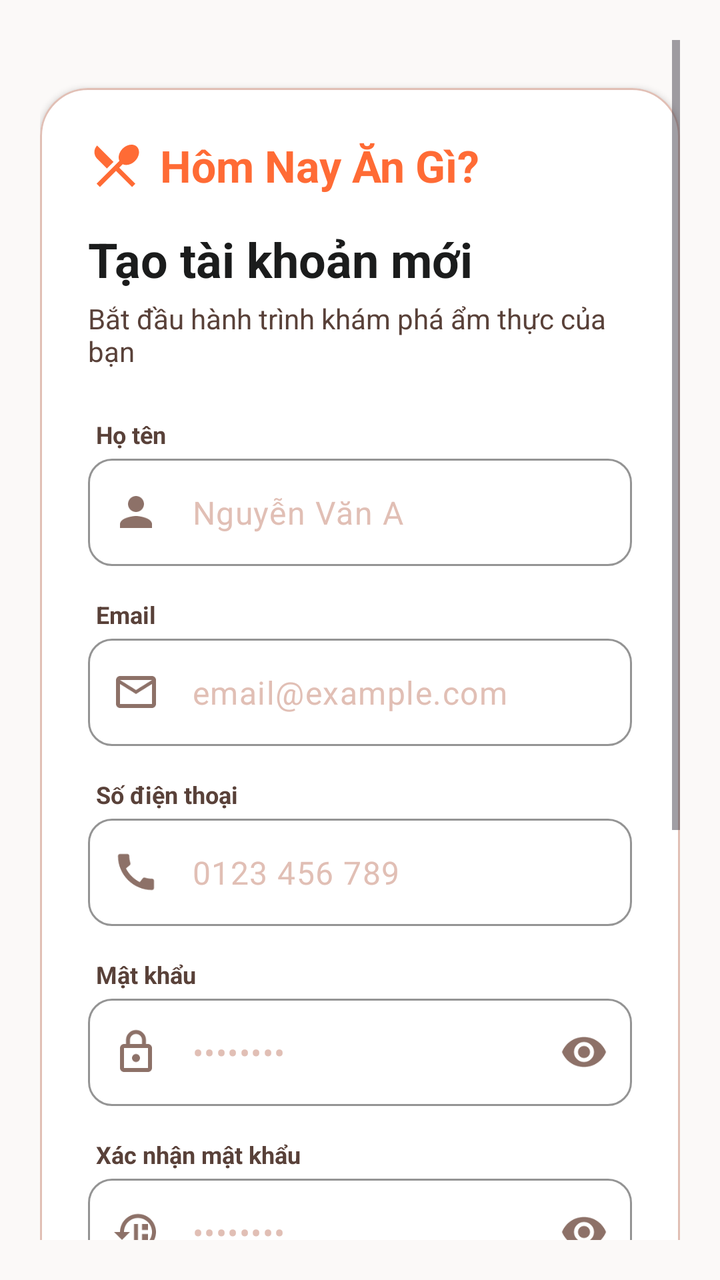
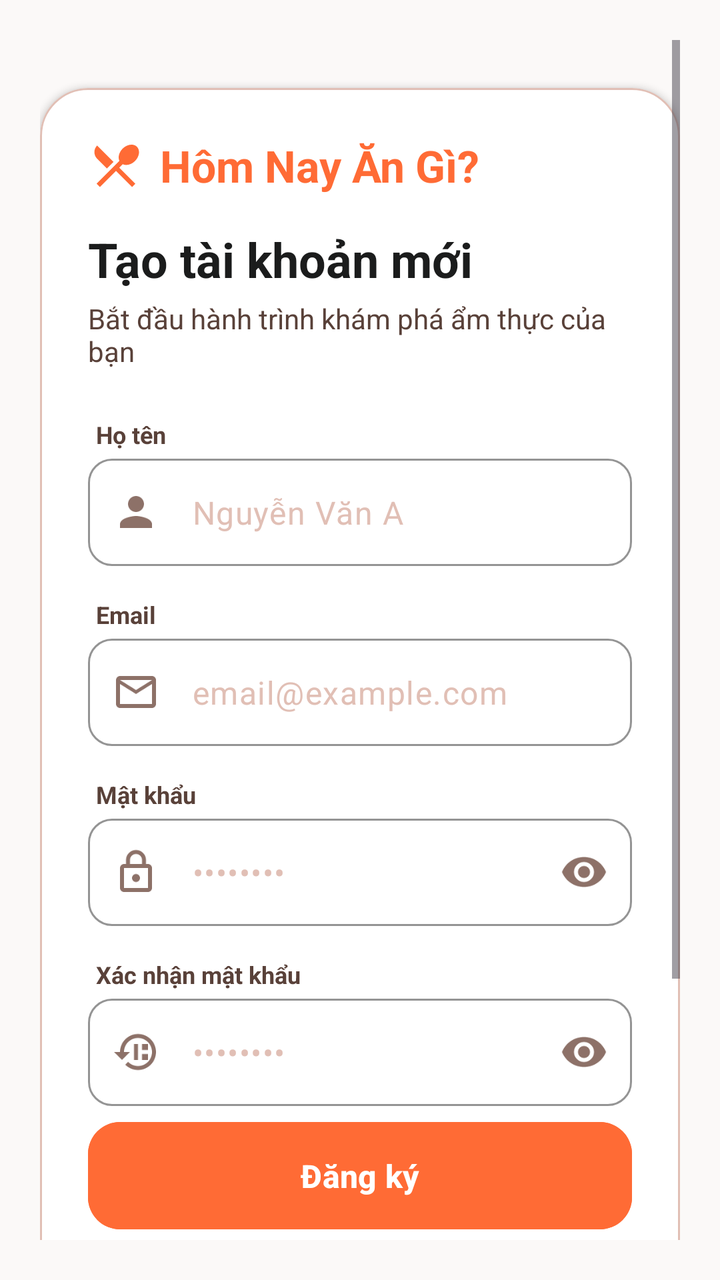

Before-and-after screenshots of an Android layout around one commit, followed by the original layout XML and the change that was made.
<!-- AndroidManifest.xml: application theme Theme.AnGi_DiDau -->
<!-- res/layout/activity_register.xml -->
<?xml version="1.0" encoding="utf-8"?>
<androidx.constraintlayout.widget.ConstraintLayout xmlns:android="http://schemas.android.com/apk/res/android"
    xmlns:app="http://schemas.android.com/apk/res-auto"
    xmlns:tools="http://schemas.android.com/tools"
    android:layout_width="match_parent"
    android:layout_height="match_parent"
    android:background="@color/background"
    tools:context=".ui.auth.RegisterActivity">

    <ScrollView
        android:layout_width="match_parent"
        android:layout_height="match_parent"
        android:fillViewport="true"
        android:padding="20dp">

        <androidx.constraintlayout.widget.ConstraintLayout
            android:layout_width="match_parent"
            android:layout_height="wrap_content">

            
            <com.google.android.material.card.MaterialCardView
                android:id="@+id/cardRegister"
                android:layout_width="0dp"
                android:layout_height="wrap_content"
                android:layout_marginTop="24dp"
                android:layout_marginBottom="24dp"
                app:cardBackgroundColor="@color/surface_container_lowest"
                app:cardCornerRadius="24dp"
                app:cardElevation="2dp"
                app:strokeColor="@color/outline_variant"
                app:strokeWidth="1dp"
                app:layout_constraintBottom_toBottomOf="parent"
                app:layout_constraintEnd_toEndOf="parent"
                app:layout_constraintStart_toStartOf="parent"
                app:layout_constraintTop_toTopOf="parent">

                <LinearLayout
                    android:layout_width="match_parent"
                    android:layout_height="wrap_content"
                    android:orientation="vertical"
                    android:padding="24dp">

                    
                    <LinearLayout
                        android:layout_width="match_parent"
                        android:layout_height="wrap_content"
                        android:gravity="center_vertical"
                        android:orientation="horizontal"
                        android:layout_marginBottom="16dp">

                        <ImageView
                            android:layout_width="28dp"
                            android:layout_height="28dp"
                            android:src="@drawable/ic_restaurant_menu"
                            app:tint="@color/primary_container" />

                        <TextView
                            android:layout_width="wrap_content"
                            android:layout_height="wrap_content"
                            android:layout_marginStart="8dp"
                            android:text="Hôm Nay Ăn Gì?"
                            android:textColor="@color/primary_container"
                            android:textSize="22sp"
                            android:textStyle="bold" />
                    </LinearLayout>

                    
                    <TextView
                        android:layout_width="wrap_content"
                        android:layout_height="wrap_content"
                        android:text="Tạo tài khoản mới"
                        android:textColor="@color/on_surface"
                        android:textSize="24sp"
                        android:textStyle="bold" />

                    
                    <TextView
                        android:layout_width="wrap_content"
                        android:layout_height="wrap_content"
                        android:layout_marginTop="4dp"
                        android:text="Bắt đầu hành trình khám phá ẩm thực của bạn"
                        android:textColor="@color/on_surface_variant"
                        android:textSize="14sp"
                        android:layout_marginBottom="24dp" />

                    
                    <TextView
                        android:layout_width="wrap_content"
                        android:layout_height="wrap_content"
                        android:layout_marginStart="4dp"
                        android:layout_marginBottom="4dp"
                        android:text="Họ tên"
                        android:textColor="@color/on_surface_variant"
                        android:textSize="12sp"
                        android:textStyle="bold" />

                    <com.google.android.material.textfield.TextInputLayout
                        android:layout_width="match_parent"
                        android:layout_height="wrap_content"
                        android:layout_marginBottom="16dp"
                        app:boxBackgroundColor="@color/surface_container_lowest"
                        app:boxCornerRadiusBottomEnd="12dp"
                        app:boxCornerRadiusBottomStart="12dp"
                        app:boxCornerRadiusTopEnd="12dp"
                        app:boxCornerRadiusTopStart="12dp"
                        app:boxStrokeColor="@color/primary_container"
                        app:hintEnabled="false"
                        app:startIconDrawable="@drawable/ic_person"
                        app:startIconTint="@color/outline_color">

                        <com.google.android.material.textfield.TextInputEditText
                            android:id="@+id/etFullName"
                            android:layout_width="match_parent"
                            android:layout_height="wrap_content"
                            android:hint="Nguyễn Văn A"
                            android:inputType="textPersonName"
                            android:paddingTop="16dp"
                            android:paddingBottom="16dp"
                            android:textColorHint="@color/outline_variant" />
                    </com.google.android.material.textfield.TextInputLayout>

                    
                    <TextView
                        android:layout_width="wrap_content"
                        android:layout_height="wrap_content"
                        android:layout_marginStart="4dp"
                        android:layout_marginBottom="4dp"
                        android:text="Email"
                        android:textColor="@color/on_surface_variant"
                        android:textSize="12sp"
                        android:textStyle="bold" />

                    <com.google.android.material.textfield.TextInputLayout
                        android:id="@+id/tilEmail"
                        android:layout_width="match_parent"
                        android:layout_height="wrap_content"
                        android:layout_marginBottom="16dp"
                        app:boxBackgroundColor="@color/surface_container_lowest"
                        app:boxCornerRadiusBottomEnd="12dp"
                        app:boxCornerRadiusBottomStart="12dp"
                        app:boxCornerRadiusTopEnd="12dp"
                        app:boxCornerRadiusTopStart="12dp"
                        app:boxStrokeColor="@color/primary_container"
                        app:hintEnabled="false"
                        app:startIconDrawable="@drawable/ic_mail"
                        app:startIconTint="@color/outline_color">

                        <com.google.android.material.textfield.TextInputEditText
                            android:id="@+id/etEmail"
                            android:layout_width="match_parent"
                            android:layout_height="wrap_content"
                            android:hint="email@example.com"
                            android:inputType="textEmailAddress"
                            android:paddingTop="16dp"
                            android:paddingBottom="16dp"
                            android:textColorHint="@color/outline_variant" />
                    </com.google.android.material.textfield.TextInputLayout>

                    
                    <TextView
                        android:layout_width="wrap_content"
                        android:layout_height="wrap_content"
                        android:layout_marginStart="4dp"
                        android:layout_marginBottom="4dp"
                        android:text="Số điện thoại"
                        android:textColor="@color/on_surface_variant"
                        android:textSize="12sp"
                        android:textStyle="bold" />

                    <com.google.android.material.textfield.TextInputLayout
                        android:layout_width="match_parent"
                        android:layout_height="wrap_content"
                        android:layout_marginBottom="16dp"
                        app:boxBackgroundColor="@color/surface_container_lowest"
                        app:boxCornerRadiusBottomEnd="12dp"
                        app:boxCornerRadiusBottomStart="12dp"
                        app:boxCornerRadiusTopEnd="12dp"
                        app:boxCornerRadiusTopStart="12dp"
                        app:boxStrokeColor="@color/primary_container"
                        app:hintEnabled="false"
                        app:startIconDrawable="@drawable/ic_call"
                        app:startIconTint="@color/outline_color">

                        <com.google.android.material.textfield.TextInputEditText
                            android:id="@+id/etPhone"
                            android:layout_width="match_parent"
                            android:layout_height="wrap_content"
                            android:hint="0123 456 789"
                            android:inputType="phone"
                            android:paddingTop="16dp"
                            android:paddingBottom="16dp"
                            android:textColorHint="@color/outline_variant" />
                    </com.google.android.material.textfield.TextInputLayout>

                    
                    <TextView
                        android:layout_width="wrap_content"
                        android:layout_height="wrap_content"
                        android:layout_marginStart="4dp"
                        android:layout_marginBottom="4dp"
                        android:text="Mật khẩu"
                        android:textColor="@color/on_surface_variant"
                        android:textSize="12sp"
                        android:textStyle="bold" />

                    <com.google.android.material.textfield.TextInputLayout
                        android:id="@+id/tilPassword"
                        android:layout_width="match_parent"
                        android:layout_height="wrap_content"
                        android:layout_marginBottom="16dp"
                        app:boxBackgroundColor="@color/surface_container_lowest"
                        app:boxCornerRadiusBottomEnd="12dp"
                        app:boxCornerRadiusBottomStart="12dp"
                        app:boxCornerRadiusTopEnd="12dp"
                        app:boxCornerRadiusTopStart="12dp"
                        app:boxStrokeColor="@color/primary_container"
                        app:endIconMode="password_toggle"
                        app:endIconTint="@color/outline_color"
                        app:hintEnabled="false"
                        app:startIconDrawable="@drawable/ic_lock"
                        app:startIconTint="@color/outline_color">

                        <com.google.android.material.textfield.TextInputEditText
                            android:id="@+id/etPassword"
                            android:layout_width="match_parent"
                            android:layout_height="wrap_content"
                            android:hint="••••••••"
                            android:inputType="textPassword"
                            android:paddingTop="16dp"
                            android:paddingBottom="16dp"
                            android:textColorHint="@color/outline_variant" />
                    </com.google.android.material.textfield.TextInputLayout>

                    
                    <TextView
                        android:layout_width="wrap_content"
                        android:layout_height="wrap_content"
                        android:layout_marginStart="4dp"
                        android:layout_marginBottom="4dp"
                        android:text="Xác nhận mật khẩu"
                        android:textColor="@color/on_surface_variant"
                        android:textSize="12sp"
                        android:textStyle="bold" />

                    <com.google.android.material.textfield.TextInputLayout
                        android:layout_width="match_parent"
                        android:layout_height="wrap_content"
                        android:layout_marginBottom="8dp"
                        app:boxBackgroundColor="@color/surface_container_lowest"
                        app:boxCornerRadiusBottomEnd="12dp"
                        app:boxCornerRadiusBottomStart="12dp"
                        app:boxCornerRadiusTopEnd="12dp"
                        app:boxCornerRadiusTopStart="12dp"
                        app:boxStrokeColor="@color/primary_container"
                        app:endIconMode="password_toggle"
                        app:endIconTint="@color/outline_color"
                        app:hintEnabled="false"
                        app:startIconDrawable="@drawable/ic_lock_reset"
                        app:startIconTint="@color/outline_color">

                        <com.google.android.material.textfield.TextInputEditText
                            android:id="@+id/etConfirmPassword"
                            android:layout_width="match_parent"
                            android:layout_height="wrap_content"
                            android:hint="••••••••"
                            android:inputType="textPassword"
                            android:paddingTop="16dp"
                            android:paddingBottom="16dp"
                            android:textColorHint="@color/outline_variant" />
                    </com.google.android.material.textfield.TextInputLayout>

                    
                    <CheckBox
                        android:id="@+id/cbTerms"
                        android:layout_width="wrap_content"
                        android:layout_height="wrap_content"
                        android:layout_marginBottom="16dp"
                        android:buttonTint="@color/primary_container"
                        android:text="Tôi đồng ý với Điều khoản sử dụng và Chính sách bảo mật."
                        android:textColor="@color/on_surface_variant"
                        android:textSize="12sp" />

                    
                    <com.google.android.material.button.MaterialButton
                        android:id="@+id/btnRegister"
                        android:layout_width="match_parent"
                        android:layout_height="wrap_content"
                        android:backgroundTint="@color/primary_container"
                        android:insetTop="0dp"
                        android:insetBottom="0dp"
                        android:paddingTop="16dp"
                        android:paddingBottom="16dp"
                        android:text="Đăng ký"
                        android:textAllCaps="false"
                        android:textColor="@color/on_primary"
                        android:textSize="16sp"
                        android:textStyle="bold"
                        app:cornerRadius="16dp" />

                    
                    <LinearLayout
                        android:layout_width="match_parent"
                        android:layout_height="wrap_content"
                        android:layout_marginTop="24dp"
                        android:layout_marginBottom="24dp"
                        android:gravity="center_vertical"
                        android:orientation="horizontal">

                        <View
                            android:layout_width="0dp"
                            android:layout_height="1dp"
                            android:layout_weight="1"
                            android:background="@color/outline_variant" />

                        <TextView
                            android:layout_width="wrap_content"
                            android:layout_height="wrap_content"
                            android:layout_marginStart="16dp"
                            android:layout_marginEnd="16dp"
                            android:text="HOẶC"
                            android:textColor="@color/outline_color"
                            android:textSize="12sp" />

                        <View
                            android:layout_width="0dp"
                            android:layout_height="1dp"
                            android:layout_weight="1"
                            android:background="@color/outline_variant" />
                    </LinearLayout>

                    
                    <LinearLayout
                        android:layout_width="match_parent"
                        android:layout_height="wrap_content"
                        android:orientation="horizontal"
                        android:baselineAligned="false">

                        <com.google.android.material.button.MaterialButton
                            android:id="@+id/btnGoogleRegister"
                            style="@style/Widget.MaterialComponents.Button.OutlinedButton"
                            android:layout_width="0dp"
                            android:layout_height="wrap_content"
                            android:layout_weight="1"
                            android:layout_marginEnd="8dp"
                            android:insetTop="0dp"
                            android:insetBottom="0dp"
                            android:paddingTop="12dp"
                            android:paddingBottom="12dp"
                            android:text="Google"
                            android:textAllCaps="false"
                            android:textColor="@color/on_surface"
                            app:cornerRadius="12dp"
                            app:icon="@drawable/ic_google"
                            app:iconGravity="textStart"
                            app:iconTint="@null"
                            app:strokeColor="@color/outline_variant" />

                        <com.google.android.material.button.MaterialButton
                            android:id="@+id/btnFacebookRegister"
                            style="@style/Widget.MaterialComponents.Button.OutlinedButton"
                            android:layout_width="0dp"
                            android:layout_height="wrap_content"
                            android:layout_weight="1"
                            android:layout_marginStart="8dp"
                            android:insetTop="0dp"
                            android:insetBottom="0dp"
                            android:paddingTop="12dp"
                            android:paddingBottom="12dp"
                            android:text="Facebook"
                            android:textAllCaps="false"
                            android:textColor="@color/on_surface"
                            app:cornerRadius="12dp"
                            app:icon="@drawable/ic_facebook"
                            app:iconGravity="textStart"
                            app:iconTint="#1877F2"
                            app:strokeColor="@color/outline_variant" />
                    </LinearLayout>

                    
                    <LinearLayout
                        android:layout_width="match_parent"
                        android:layout_height="wrap_content"
                        android:layout_marginTop="24dp"
                        android:gravity="center"
                        android:orientation="horizontal">

                        <TextView
                            android:layout_width="wrap_content"
                            android:layout_height="wrap_content"
                            android:text="Đã có tài khoản? "
                            android:textColor="@color/on_surface_variant"
                            android:textSize="14sp" />

                        <TextView
                            android:id="@+id/tvGoToLogin"
                            android:layout_width="wrap_content"
                            android:layout_height="wrap_content"
                            android:text="Đăng nhập"
                            android:textColor="@color/primary_container"
                            android:textSize="14sp"
                            android:textStyle="bold" />
                    </LinearLayout>

                </LinearLayout>
            </com.google.android.material.card.MaterialCardView>

        </androidx.constraintlayout.widget.ConstraintLayout>
    </ScrollView>
</androidx.constraintlayout.widget.ConstraintLayout>
<!-- resources referenced by this layout -->
<resources>
  <color name="background">#FBF9F8</color>
  <color name="on_primary">#FFFFFF</color>
  <color name="on_surface">#1B1C1C</color>
  <color name="on_surface_variant">#594139</color>
  <color name="outline_color">#8D7168</color>
  <color name="outline_variant">#E1BFB5</color>
  <color name="primary_container">#FF6B35</color>
  <color name="surface_container_lowest">#FFFFFF</color>
  <!-- drawable ic_call (drawable) -->
  <vector xmlns:android="http://schemas.android.com/apk/res/android"
      android:width="24dp"
      android:height="24dp"
      android:viewportWidth="24"
      android:viewportHeight="24">
    <path
        android:fillColor="#FF000000"
        android:pathData="M20.01,15.38c-1.23,0 -2.42,-0.2 -3.53,-0.56c-0.35,-0.12 -0.74,-0.03 -1.01,0.24l-1.57,1.97c-2.83,-1.35 -5.48,-3.9 -6.89,-6.83l1.95,-1.66c0.27,-0.28 0.35,-0.67 0.24,-1.02c-0.37,-1.11 -0.56,-2.3 -0.56,-3.53c0,-0.55 -0.45,-1 -1,-1H4C3.45,3 3,3.45 3,4c0,9.39 7.61,17 17,17c0.55,0 1,-0.45 1,-1v-3.61C21.01,15.83 20.56,15.38 20.01,15.38z"/>
  </vector>
  <!-- drawable ic_facebook (drawable) -->
  <vector xmlns:android="http://schemas.android.com/apk/res/android"
      android:width="24dp"
      android:height="24dp"
      android:viewportWidth="24"
      android:viewportHeight="24">
    <path
        android:fillColor="#FF000000"
        android:pathData="M22,12c0,-5.52 -4.48,-10 -10,-10S2,6.48 2,12c0,4.84 3.44,8.87 8,9.8V15H8v-3h2V9.5C10,7.57 11.57,6 13.5,6H16v3h-2c-0.55,0 -1,0.45 -1,1v2h3v3h-3v6.95C18.05,21.45 22,17.19 22,12z"/>
  </vector>
  <!-- drawable ic_lock (drawable) -->
  <vector xmlns:android="http://schemas.android.com/apk/res/android"
      android:width="24dp"
      android:height="24dp"
      android:viewportWidth="24"
      android:viewportHeight="24">
    <path
        android:fillColor="#FF000000"
        android:pathData="M18,8h-1V6c0,-2.76 -2.24,-5 -5,-5S7,3.24 7,6v2H6c-1.1,0 -2,0.9 -2,2v10c0,1.1 0.9,2 2,2h12c1.1,0 2,-0.9 2,-2V10C20,8.9 19.1,8 18,8zM9,6c0,-1.66 1.34,-3 3,-3s3,1.34 3,3v2H9V6zM18,20H6V10h12V20zM12,17c1.1,0 2,-0.9 2,-2c0,-1.1 -0.9,-2 -2,-2s-2,0.9 -2,2C10,16.1 10.9,17 12,17z"/>
  </vector>
  <!-- drawable ic_lock_reset (drawable) -->
  <vector xmlns:android="http://schemas.android.com/apk/res/android"
      android:width="24dp"
      android:height="24dp"
      android:viewportWidth="24"
      android:viewportHeight="24">
    <path
        android:fillColor="#FF000000"
        android:pathData="M13,3c-4.97,0 -9,4.03 -9,9H1l3.89,3.89l0.07,0.14L9,12H6c0,-3.87 3.13,-7 7,-7s7,3.13 7,7s-3.13,7 -7,7c-1.93,0 -3.68,-0.79 -4.94,-2.06l-1.42,1.42C8.27,19.99 10.51,21 13,21c4.97,0 9,-4.03 9,-9S17.97,3 13,3zM15,8v3h3V8H15zM15,13v3h3v-3H15zM11,8v8h2V8H11z"/>
  </vector>
  <!-- drawable ic_mail (drawable) -->
  <vector xmlns:android="http://schemas.android.com/apk/res/android"
      android:width="24dp"
      android:height="24dp"
      android:viewportWidth="24"
      android:viewportHeight="24">
    <path
        android:fillColor="#FF000000"
        android:pathData="M20,4H4C2.9,4 2.01,4.9 2.01,6L2,18c0,1.1 0.9,2 2,2h16c1.1,0 2,-0.9 2,-2V6C22,4.9 21.1,4 20,4zM20,18H4V8l8,5l8,-5V18zM12,11L4,6h16L12,11z"/>
  </vector>
  <!-- drawable ic_person (drawable) -->
  <vector xmlns:android="http://schemas.android.com/apk/res/android"
      android:width="24dp"
      android:height="24dp"
      android:viewportWidth="24"
      android:viewportHeight="24">
    <path
        android:fillColor="#FF000000"
        android:pathData="M12,12c2.21,0 4,-1.79 4,-4s-1.79,-4 -4,-4s-4,1.79 -4,4s1.79,4 4,4zM12,14c-2.67,0 -8,1.34 -8,4v2h16v-2c0,-2.66 -5.33,-4 -8,-4z"/>
  </vector>
  <style name="Theme.AnGi_DiDau" parent="Base.Theme.AnGi_DiDau" />
  <style name="Base.Theme.AnGi_DiDau" parent="Theme.Material3.DayNight.NoActionBar">
          
          
      </style>
  <!-- unchanged entries left out for length: 2 -->
</resources>

<!-- the commit's change to res/layout/activity_register.xml (unified diff, before → after) -->
@@ -163,34 +163,11 @@
                         android:layout_marginStart="4dp"
                         android:layout_marginBottom="4dp"
                         android:text="Số điện thoại"
-                        android:textColor="@color/on_surface_variant"
-                        android:textSize="12sp"
-                        android:textStyle="bold" />
-
-                    <com.google.android.material.textfield.TextInputLayout
-                        android:layout_width="match_parent"
-                        android:layout_height="wrap_content"
-                        android:layout_marginBottom="16dp"
-                        app:boxBackgroundColor="@color/surface_container_lowest"
-                        app:boxCornerRadiusBottomEnd="12dp"
-                        app:boxCornerRadiusBottomStart="12dp"
-                        app:boxCornerRadiusTopEnd="12dp"
-                        app:boxCornerRadiusTopStart="12dp"
-                        app:boxStrokeColor="@color/primary_container"
-                        app:hintEnabled="false"
-                        app:startIconDrawable="@drawable/ic_call"
-                        app:startIconTint="@color/outline_color">
-
-                        <com.google.android.material.textfield.TextInputEditText
-                            android:id="@+id/etPhone"
-                            android:layout_width="match_parent"
-                            android:layout_height="wrap_content"
-                            android:hint="0123 456 789"
-                            android:inputType="phone"
-                            android:paddingTop="16dp"
-                            android:paddingBottom="16dp"
-                            android:textColorHint="@color/outline_variant" />
-                    </com.google.android.material.textfield.TextInputLayout>
+                        android:visibility="gone"
+                        android:textColor="@color/on_surface_variant"
+                        android:textSize="12sp"
+                        android:textStyle="bold" />
+
 
                     
                     <TextView
@@ -269,16 +246,6 @@
                             android:textColorHint="@color/outline_variant" />
                     </com.google.android.material.textfield.TextInputLayout>
 
-                    
-                    <CheckBox
-                        android:id="@+id/cbTerms"
-                        android:layout_width="wrap_content"
-                        android:layout_height="wrap_content"
-                        android:layout_marginBottom="16dp"
-                        android:buttonTint="@color/primary_container"
-                        android:text="Tôi đồng ý với Điều khoản sử dụng và Chính sách bảo mật."
-                        android:textColor="@color/on_surface_variant"
-                        android:textSize="12sp" />
 
                     
                     <com.google.android.material.button.MaterialButton
<!-- resource entries referenced after the edit -->
@@ -8,16 +8,6 @@
   <color name="outline_variant">#E1BFB5</color>
   <color name="primary_container">#FF6B35</color>
   <color name="surface_container_lowest">#FFFFFF</color>
-  <!-- drawable ic_call (drawable) -->
-  <vector xmlns:android="http://schemas.android.com/apk/res/android"
-      android:width="24dp"
-      android:height="24dp"
-      android:viewportWidth="24"
-      android:viewportHeight="24">
-    <path
-        android:fillColor="#FF000000"
-        android:pathData="M20.01,15.38c-1.23,0 -2.42,-0.2 -3.53,-0.56c-0.35,-0.12 -0.74,-0.03 -1.01,0.24l-1.57,1.97c-2.83,-1.35 -5.48,-3.9 -6.89,-6.83l1.95,-1.66c0.27,-0.28 0.35,-0.67 0.24,-1.02c-0.37,-1.11 -0.56,-2.3 -0.56,-3.53c0,-0.55 -0.45,-1 -1,-1H4C3.45,3 3,3.45 3,4c0,9.39 7.61,17 17,17c0.55,0 1,-0.45 1,-1v-3.61C21.01,15.83 20.56,15.38 20.01,15.38z"/>
-  </vector>
   <!-- drawable ic_facebook (drawable) -->
   <vector xmlns:android="http://schemas.android.com/apk/res/android"
       android:width="24dp"
